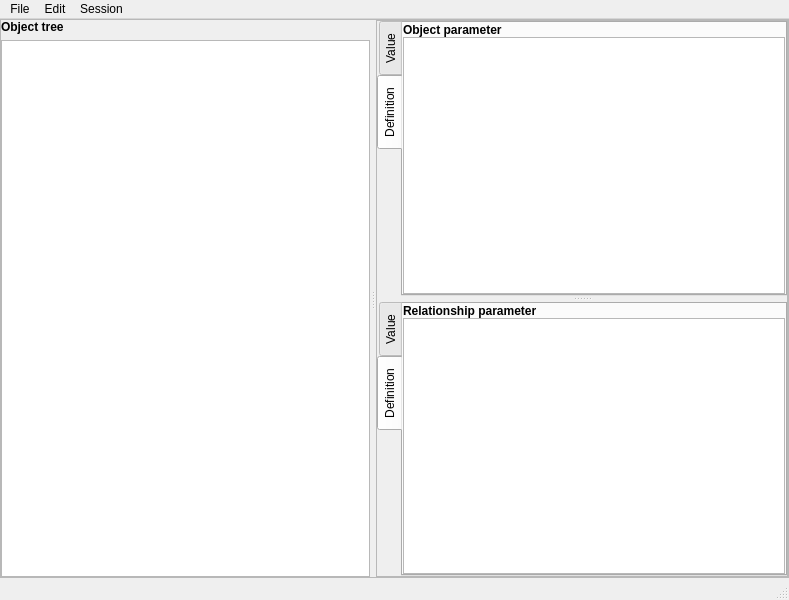
Before: the Qt Designer form spinetoolbox/ui/data_store_form.ui in spine-tools/Spine-Toolbox, drawn with Qt 5.
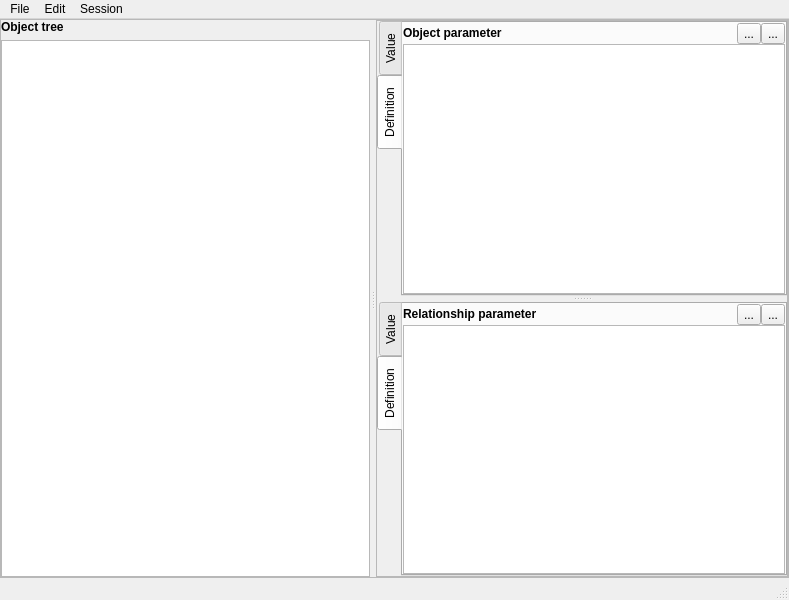
After: the same form once the commit is applied. The open tabs and pages were chosen to show the change. Icons and pictures are not drawn. Custom widgets are drawn as their Qt base class.

Commit message: Issues #128, #132, and #138 updated: - show all parameters when selecting the tree-root - allow creating parameters in the form itself - pasted values are now well integrated with other functions

```diff
--- a/spinetoolbox/ui/data_store_form.ui
+++ b/spinetoolbox/ui/data_store_form.ui
@@ -260,6 +260,20 @@
                    </property>
                   </widget>
                  </item>
+                 <item>
+                  <widget class="QToolButton" name="toolButton_remove_object_parameters">
+                   <property name="text">
+                    <string>...</string>
+                   </property>
+                  </widget>
+                 </item>
+                 <item>
+                  <widget class="QToolButton" name="toolButton_add_object_parameters">
+                   <property name="text">
+                    <string>...</string>
+                   </property>
+                  </widget>
+                 </item>
                 </layout>
                </item>
                <item>
@@ -439,6 +453,20 @@
                    </property>
                   </widget>
                  </item>
+                 <item>
+                  <widget class="QToolButton" name="toolButton_remove_relationship_parameters">
+                   <property name="text">
+                    <string>...</string>
+                   </property>
+                  </widget>
+                 </item>
+                 <item>
+                  <widget class="QToolButton" name="toolButton_add_relationship_parameters">
+                   <property name="text">
+                    <string>...</string>
+                   </property>
+                  </widget>
+                 </item>
                 </layout>
                </item>
                <item>
```
Left out of the diff: 30 changed lines with no effect on the pictures. The commit also changes 8 other files.
